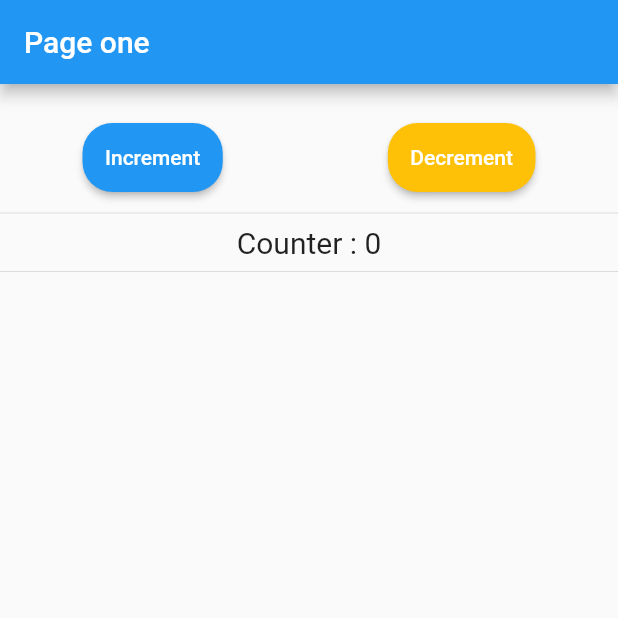
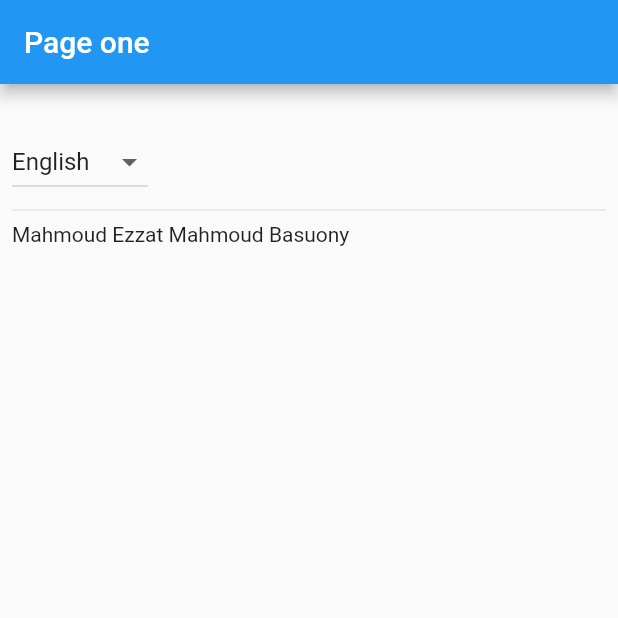
Before and after one commit to Eng-MahmoudBasuony/test_get_x_package, a Flutter app: the screen it shows after launch, on a phone screen of 412 x 824 dp, the top half of it. Run offline on Flutter 3.47's test engine with Material 2 defaults, Android fonts, the phone set to English and light mode, and no system bars; our stand-ins replace get.

Commit message:
simple translation app 2 language use GetX

```diff
--- a/lib/controler/couter_controler.dart
+++ /dev/null
@@ -1,42 +0,0 @@
-import 'package:get/get.dart';
-
-class CounterController extends GetxController
-{
-
-  var counter=0.obs; //RXObject (Observable)
-
-  //--  call after Controller like is initState for StatefulWidget --//
-  @override
-  void onInit() {
-    // TODO: implement onInit
-    super.onInit();
-  }
-
-
-  //-- Call after onInit () after the widget is built --//
-  @override
-  void onReady() {
-    // TODO: implement onReady
-    super.onReady();
-  }
-//-- Call after Controller deleting from Memory --//
-  @override
-  void onClose() {
-    // TODO: implement onClose
-    super.onClose();
-  }
-
-
-  void inCrement()
-  {
-    counter++;
-
-  }
-  void decDecrementCounter()
-  {
-    counter--;
-
-  }
-
-
-}
--- /dev/null
+++ b/lib/language/langs/ar.dart
@@ -0,0 +1,6 @@
+const Map<String, String> ar =
+{
+  'language':'العربيه',
+'text_test':"محمود عزت محمود بسيوني"
+
+};
--- /dev/null
+++ b/lib/language/langs/en.dart
@@ -0,0 +1,7 @@
+const Map<String, String> en =
+{
+  'language':'English',
+'text_test':"Mahmoud Ezzat Mahmoud Basuony"
+
+
+};
--- a/lib/pages/page_one.dart
+++ b/lib/pages/page_one.dart
@@ -1,6 +1,6 @@
 import 'package:flutter/material.dart';
 import 'package:get/get.dart';
-import 'package:test_get_x_package/controler/couter_controler.dart';
+
 import 'package:test_get_x_package/pages/page_two.dart';
 import 'package:test_get_x_package/widget/custom_button.dart';
 
@@ -10,51 +10,47 @@ class PageOne extends StatefulWidget {
 }
 
 class _PageOneState extends State<PageOne> {
-  ///================ Obx   reactive programing ======================//
+  var _selectedLanguage = 'en';
+
   @override
   Widget build(BuildContext context) {
-    CounterController counterController =
-        Get.put(CounterController()); //dependency injection
     return Scaffold(
       appBar: AppBar(
         title: Text('Page one'),
       ),
       body: SingleChildScrollView(
+        child: Padding(
+          padding: const EdgeInsets.all(8.0),
           child: Column(
             mainAxisAlignment: MainAxisAlignment.center,
+            crossAxisAlignment: CrossAxisAlignment.start,
             children: [
               SizedBox(
                 height: 20,
               ),
-            Row(
-              mainAxisAlignment: MainAxisAlignment.spaceAround,
-              children: [
-                CustomButton(
-                  background: Colors.blue,
-                  colorText: Colors.white,
-                  onPressed: () {
-                    counterController.inCrement();
-                  },
-                  text: 'Increment',
+              DropdownButton(
+                  items: [
+                    DropdownMenuItem(
+                      child: Text('اللغه العربيه'),
+                      value: 'ar',
                     ),
-                CustomButton(
-                  background: Colors.amber,
-                  colorText: Colors.white,
-                  onPressed: () {
-                    counterController.decDecrementCounter();
-                  },
-                  text: 'Decrement',
-                ),
+                    DropdownMenuItem(
+                      child: Text('English'),
+                      value: 'en',
+                    )
+                  ],
+                  value: _selectedLanguage,
+                  onChanged: ((value) {
+                    setState(() {
+                      _selectedLanguage = value;
+                    });
+
+                    Get.updateLocale(Locale(_selectedLanguage));
+                  })),
+              Divider(),
+              Text('text_test'.tr)
             ],
           ),
-            Divider(),
-            Obx(() => Center(
-                    child: Text(
-                  'Counter : ${counterController.counter.value}',
-                  style: TextStyle(fontSize: 20),
-                ))),
-            Divider(),
-          ],
         ),
       ),
     );
```
Also changed, not shown: lib/language/translations.dart (added, +12 -0 lines), lib/main.dart (+7 -1 lines). Lines whose indentation alone changed are shown as unchanged.
